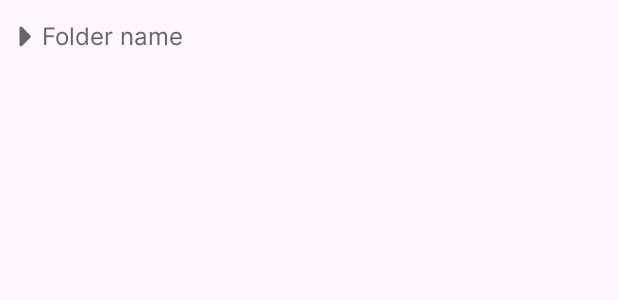
After one commit to luizlealdev/file-manager, an Android app: the layout directory_folder_item.xml on its own in the app's theme, with its tools: preview values and no code run, on a phone screen of 412 x 824 dp. The commit adds this screen. Shown: the top 300 px of the screen. Run offline under Robolectric (Android 15) with nearby library versions, the phone set to English and light mode, and no system bars.

Commit message:
Feat: Folder indicator bar

```diff
--- a/app/src/main/res/drawable/ic_angle_small_right.xml
+++ b/app/src/main/res/drawable/ic_angle_small_right.xml
@@ -1,9 +1,11 @@
+<?xml version="1.0" encoding="utf-8"?>
 <vector xmlns:android="http://schemas.android.com/apk/res/android"
-    android:width="512dp"
-    android:height="512dp"
+    android:width="24dp"
+    android:height="24dp"
     android:viewportWidth="24"
     android:viewportHeight="24">
+
   <path
-      android:fillColor="#FF000000"
-      android:pathData="M15.4,9.88 L10.81,5.29a1,1 0,0 0,-1.41 0,1 1,0 0,0 0,1.42L14,11.29a1,1 0,0 1,0 1.42L9.4,17.29a1,1 0,0 0,1.41 1.42l4.59,-4.59A3,3 0,0 0,15.4 9.88Z"/>
+      android:fillColor="#000000"
+      android:pathData="M9,17.88V6.71A1,1,0,0,1,10.71,6l5.58,5.59a1,1,0,0,1,0,1.41l-5.58,5.59A1,1,0,0,1,9,17.88Z" />
 </vector>
--- /dev/null
+++ b/app/src/main/res/layout/directory_folder_item.xml
@@ -0,0 +1,32 @@
+<?xml version="1.0" encoding="utf-8"?>
+<LinearLayout xmlns:android="http://schemas.android.com/apk/res/android"
+    xmlns:app="http://schemas.android.com/apk/res-auto"
+    android:layout_width="wrap_content"
+    android:layout_height="wrap_content"
+    android:background="?attr/selectableItemBackground"
+    android:clickable="true"
+    android:focusable="true"
+    android:orientation="horizontal"
+    android:paddingHorizontal="4dp"
+    android:paddingVertical="12dp">
+
+    <ImageView
+        android:layout_width="24dp"
+        android:layout_height="24dp"
+        android:contentDescription="@string/folder"
+        android:src="@drawable/ic_angle_small_right"
+        app:tint="@color/textSecondary" />
+
+    <TextView
+        android:id="@+id/text_folder_name"
+        android:layout_width="wrap_content"
+        android:layout_height="wrap_content"
+        android:fontFamily="@font/inter"
+        android:text="Folder name"
+        android:maxLines="1"
+        android:ellipsize="end"
+        android:maxWidth="160dp"
+        android:textColor="@color/textSecondary"
+        android:textSize="16sp" />
+
+</LinearLayout>
```
Also changed, not shown: app/src/main/java/dev/luizleal/filemanagerx/ui/adapter/FolderPathListAdapter.kt (added, +40 -0 lines), app/src/main/java/dev/luizleal/filemanagerx/ui/fragments/FilesFragment.kt (+28 -4 lines).
